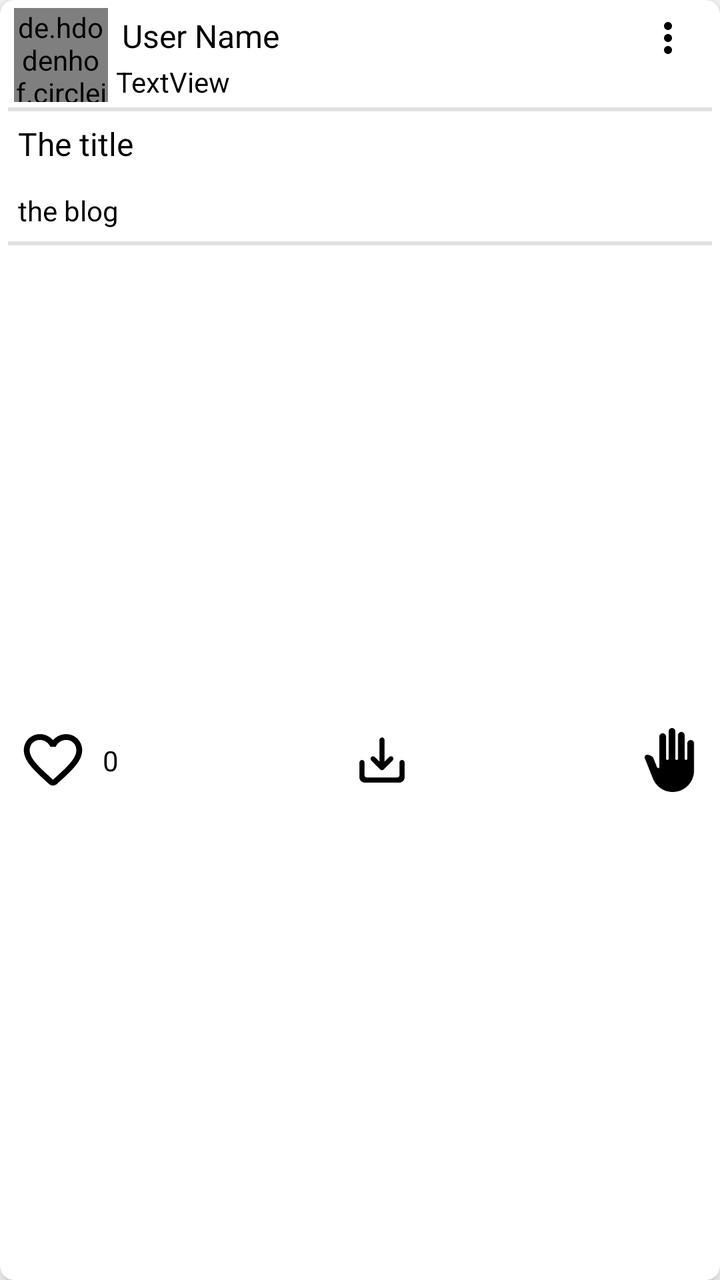
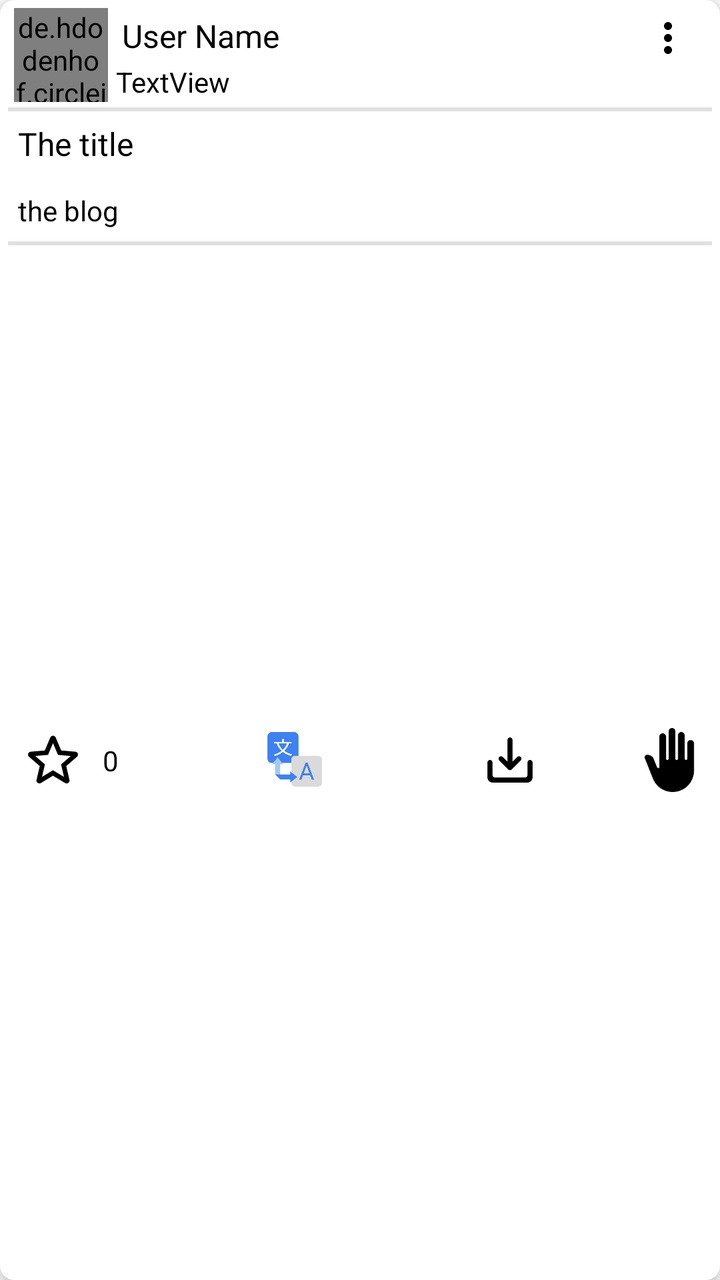

The first picture is an Android layout as it rendered before a commit; the second is the same layout after the commit. The layout source and the unified diff follow.
<!-- AndroidManifest.xml: application theme Theme.TheConsciousness -->
<!-- res/layout/blog_layout.xml -->
<?xml version="1.0" encoding="utf-8"?>
<androidx.cardview.widget.CardView xmlns:android="http://schemas.android.com/apk/res/android"
    xmlns:app="http://schemas.android.com/apk/res-auto"
    xmlns:tools="http://schemas.android.com/tools"
    android:layout_width="match_parent"
    android:padding="5dp"
    app:cardCornerRadius="7dp"
    app:cardElevation="6dp"
    android:layout_margin="3dp"
    android:layout_height="wrap_content">
<androidx.constraintlayout.widget.ConstraintLayout
    android:layout_width="match_parent"
    android:layout_height="match_parent">

    <androidx.constraintlayout.widget.ConstraintLayout
        android:id="@+id/profileCon"
        android:layout_width="match_parent"
        android:layout_height="wrap_content"
        android:layout_marginStart="4dp"
        android:layout_marginTop="4dp"
        android:layout_marginEnd="4dp"
        app:layout_constraintEnd_toEndOf="parent"
        app:layout_constraintStart_toStartOf="parent"
        app:layout_constraintTop_toTopOf="parent">

        <de.hdodenhof.circleimageview.CircleImageView
            android:id="@+id/userProfile"
            android:layout_width="47dp"
            android:layout_height="47dp"
            android:layout_marginStart="3dp"
            android:src="@drawable/profile"
            app:layout_constraintBottom_toBottomOf="parent"
            app:layout_constraintStart_toStartOf="parent"
            app:layout_constraintTop_toTopOf="parent"
            app:layout_constraintVertical_bias="0.6" />

        <TextView
            android:id="@+id/userName"
            android:layout_width="0dp"
            android:layout_height="wrap_content"
            android:layout_marginStart="4dp"
            android:layout_marginTop="3dp"
            android:paddingStart="3dp"
            android:paddingEnd="3dp"
            android:text="User Name "
            android:layout_marginEnd="5dp"
            android:textColor="@color/black"
            android:textSize="16sp"
            app:layout_constraintEnd_toStartOf="@+id/blogAbout"
            app:layout_constraintStart_toEndOf="@+id/userProfile"
            app:layout_constraintTop_toTopOf="parent" />

        <TextView
            android:id="@+id/status"
            android:layout_width="wrap_content"
            android:layout_height="wrap_content"
            android:layout_marginStart="4dp"
            android:layout_marginTop="2dp"
            android:text="TextView"
            android:textColor="@color/black"
            app:layout_constraintBottom_toBottomOf="parent"
            app:layout_constraintStart_toEndOf="@+id/userProfile"
            app:layout_constraintTop_toBottomOf="@+id/userName" />

        <TextView
            android:id="@+id/refarence"
            android:layout_width="0dp"
            android:layout_height="wrap_content"
            android:layout_marginStart="5dp"
            android:layout_marginTop="5dp"
            android:layout_marginEnd="10dp"
            android:gravity="end"
            android:visibility="gone"
            android:layout_marginBottom="5dp"
            android:paddingStart="5dp"
            android:paddingEnd="5dp"
            android:text="Refarance"
            android:textColor="@color/teal_200"
            android:textSize="14sp"
            android:textStyle="bold"
            app:layout_constraintBottom_toBottomOf="parent"
            app:layout_constraintEnd_toEndOf="parent"
            app:layout_constraintStart_toEndOf="@+id/status"
            app:layout_constraintTop_toBottomOf="@+id/userName" />

        <ImageView
            android:id="@+id/blogAbout"
            android:layout_width="wrap_content"
            android:layout_height="wrap_content"
            android:layout_marginEnd="10dp"
            app:layout_constraintEnd_toEndOf="parent"
            app:layout_constraintTop_toTopOf="@+id/userName"
            app:srcCompat="@drawable/baseline_more_vert_24" />

    </androidx.constraintlayout.widget.ConstraintLayout>

    <View
        android:layout_width="match_parent"
        android:layout_height="2dp"
        android:layout_marginTop="2dp"
        android:background="@color/gray"
        android:layout_marginStart="4dp"
        android:layout_marginEnd="4dp"
        app:layout_constraintBottom_toTopOf="@+id/tvTitle"
        app:layout_constraintEnd_toEndOf="parent"
        app:layout_constraintStart_toStartOf="parent"
        app:layout_constraintTop_toBottomOf="@+id/profileCon" />

    <TextView
        android:id="@+id/tvTitle"
        android:layout_width="0dp"
        android:layout_height="wrap_content"
        android:layout_marginStart="4dp"
        android:layout_marginTop="5dp"
        android:layout_marginEnd="4dp"
        android:padding="5dp"
        android:paddingStart="4dp"
        android:text="The title"
        android:textSize="16sp"
        android:textColor="@color/black"
        app:layout_constraintEnd_toEndOf="parent"
        app:layout_constraintStart_toStartOf="parent"
        app:layout_constraintTop_toBottomOf="@+id/profileCon" />


    <TextView
        android:id="@+id/blogtv"
        android:layout_width="0dp"
        android:layout_height="wrap_content"
        android:layout_marginStart="4dp"
        android:layout_marginTop="3dp"
        android:layout_marginEnd="4dp"
        android:paddingBottom="5dp"
        android:maxLines="20"
        android:text="the blog"
        android:padding="5dp"
        android:textColor="@color/black"
        app:layout_constraintEnd_toEndOf="parent"
        app:layout_constraintStart_toStartOf="parent"
        app:layout_constraintTop_toBottomOf="@+id/tvTitle" />

    <View
        android:layout_width="match_parent"
        android:layout_height="2dp"
        android:layout_marginStart="4dp"
        android:layout_marginTop="1dp"
        android:layout_marginEnd="4dp"
        android:background="@color/gray"
        app:layout_constraintEnd_toEndOf="parent"
        app:layout_constraintHorizontal_bias="1.0"
        app:layout_constraintStart_toStartOf="parent"
        app:layout_constraintTop_toBottomOf="@+id/blogtv" />

    <androidx.constraintlayout.widget.ConstraintLayout
        android:layout_width="0dp"
        android:layout_height="40dp"
        android:layout_marginStart="4dp"
        android:layout_marginTop="4dp"
        android:layout_marginEnd="4dp"
        android:layout_marginBottom="4dp"
        app:layout_constraintBottom_toBottomOf="parent"
        app:layout_constraintEnd_toEndOf="parent"
        app:layout_constraintStart_toStartOf="parent"
        app:layout_constraintTop_toBottomOf="@+id/blogtv">


        <ImageView
            android:id="@+id/icStar"
            android:layout_width="35dp"
            android:layout_height="35dp"
            android:layout_marginStart="5dp"
            android:src="@drawable/round_favorite_border_24"
            app:layout_constraintBottom_toBottomOf="parent"
            app:layout_constraintStart_toStartOf="parent"
            app:layout_constraintTop_toTopOf="parent" />

        <TextView
            android:id="@+id/starCount"
            android:layout_width="wrap_content"
            android:layout_height="wrap_content"
            android:layout_marginStart="4dp"
            android:text=" 0 "
            android:textColor="@color/black"
            android:textSize="14sp"
            app:layout_constraintBottom_toBottomOf="@+id/icStar"
            app:layout_constraintStart_toEndOf="@+id/icStar"
            app:layout_constraintTop_toTopOf="@+id/icStar" />

        <ImageView
            android:id="@+id/reply"
            android:layout_width="32dp"
            android:layout_height="32dp"
            android:layout_marginEnd="5dp"
            android:src="@drawable/round_back_hand_24"
            app:layout_constraintBottom_toBottomOf="parent"
            app:layout_constraintEnd_toEndOf="parent"
            app:layout_constraintTop_toTopOf="parent" />

        <ImageView
            android:id="@+id/saveBtn"
            android:layout_width="30dp"
            android:layout_height="30dp"
            app:layout_constraintBottom_toBottomOf="parent"
            app:layout_constraintEnd_toStartOf="@+id/reply"
            app:layout_constraintStart_toEndOf="@+id/starCount"
            app:layout_constraintTop_toTopOf="parent"
            app:srcCompat="@drawable/round_save_alt_24" />

    </androidx.constraintlayout.widget.ConstraintLayout>


</androidx.constraintlayout.widget.ConstraintLayout>

</androidx.cardview.widget.CardView>
<!-- resources referenced by this layout -->
<resources>
  <color name="black">#FF000000</color>
  <color name="gray">#E0E0E0</color>
  <color name="teal_200">#FF03DAC5</color>
  <!-- drawable baseline_more_vert_24 (drawable) -->
  <vector android:height="24dp" android:tint="#000000"
      android:viewportHeight="24" android:viewportWidth="24"
      android:width="24dp" xmlns:android="http://schemas.android.com/apk/res/android">
      <path android:fillColor="@android:color/white" android:pathData="M12,8c1.1,0 2,-0.9 2,-2s-0.9,-2 -2,-2 -2,0.9 -2,2 0.9,2 2,2zM12,10c-1.1,0 -2,0.9 -2,2s0.9,2 2,2 2,-0.9 2,-2 -0.9,-2 -2,-2zM12,16c-1.1,0 -2,0.9 -2,2s0.9,2 2,2 2,-0.9 2,-2 -0.9,-2 -2,-2z"/>
  </vector>
  <!-- drawable profile: png bitmap (drawable, 6298 bytes) -->
  <!-- drawable round_back_hand_24 (drawable) -->
  <vector android:height="24dp" android:tint="#000000"
      android:viewportHeight="24" android:viewportWidth="24"
      android:width="24dp" xmlns:android="http://schemas.android.com/apk/res/android">
      <path android:fillColor="@android:color/white" android:pathData="M21,16c0,4.42 -3.58,8 -8,8c-3.26,0 -6.19,-1.99 -7.4,-5.02l-3.03,-7.61C2.26,10.58 3,9.79 3.81,10.05l0.79,0.26c0.56,0.18 1.02,0.61 1.24,1.16l1.28,3.21C7.2,14.88 7.38,15 7.58,15H8V3.25C8,2.56 8.56,2 9.25,2s1.25,0.56 1.25,1.25v8.25c0,0.28 0.22,0.5 0.5,0.5l0,0c0.28,0 0.5,-0.22 0.5,-0.5V1.25C11.5,0.56 12.06,0 12.75,0S14,0.56 14,1.25V11.5c0,0.28 0.22,0.5 0.5,0.5l0,0c0.28,0 0.5,-0.22 0.5,-0.5V2.75c0,-0.69 0.56,-1.25 1.25,-1.25c0.69,0 1.25,0.56 1.25,1.25v8.75c0,0.28 0.22,0.5 0.5,0.5l0,0c0.28,0 0.5,-0.22 0.5,-0.5V5.75c0,-0.69 0.56,-1.25 1.25,-1.25S21,5.06 21,5.75V16z"/>
  </vector>
  <!-- drawable round_favorite_border_24 (drawable) -->
  <vector android:height="24dp" android:tint="#000000"
      android:viewportHeight="24" android:viewportWidth="24"
      android:width="24dp" xmlns:android="http://schemas.android.com/apk/res/android">
      <path android:fillColor="@android:color/white" android:pathData="M19.66,3.99c-2.64,-1.8 -5.9,-0.96 -7.66,1.1 -1.76,-2.06 -5.02,-2.91 -7.66,-1.1 -1.4,0.96 -2.28,2.58 -2.34,4.29 -0.14,3.88 3.3,6.99 8.55,11.76l0.1,0.09c0.76,0.69 1.93,0.69 2.69,-0.01l0.11,-0.1c5.25,-4.76 8.68,-7.87 8.55,-11.75 -0.06,-1.7 -0.94,-3.32 -2.34,-4.28zM12.1,18.55l-0.1,0.1 -0.1,-0.1C7.14,14.24 4,11.39 4,8.5 4,6.5 5.5,5 7.5,5c1.54,0 3.04,0.99 3.57,2.36h1.87C13.46,5.99 14.96,5 16.5,5c2,0 3.5,1.5 3.5,3.5 0,2.89 -3.14,5.74 -7.9,10.05z"/>
  </vector>
  <!-- drawable round_save_alt_24 (drawable) -->
  <vector android:height="24dp" android:tint="#000000"
      android:viewportHeight="24" android:viewportWidth="24"
      android:width="24dp" xmlns:android="http://schemas.android.com/apk/res/android">
      <path android:fillColor="@android:color/white" android:pathData="M19,13v5c0,0.55 -0.45,1 -1,1L6,19c-0.55,0 -1,-0.45 -1,-1v-5c0,-0.55 -0.45,-1 -1,-1s-1,0.45 -1,1v6c0,1.1 0.9,2 2,2h14c1.1,0 2,-0.9 2,-2v-6c0,-0.55 -0.45,-1 -1,-1s-1,0.45 -1,1zM13,12.67l1.88,-1.88c0.39,-0.39 1.02,-0.39 1.41,0 0.39,0.39 0.39,1.02 0,1.41l-3.59,3.59c-0.39,0.39 -1.02,0.39 -1.41,0L7.7,12.2c-0.39,-0.39 -0.39,-1.02 0,-1.41 0.39,-0.39 1.02,-0.39 1.41,0L11,12.67L11,4c0,-0.55 0.45,-1 1,-1s1,0.45 1,1v8.67z"/>
  </vector>
  <style name="Theme.TheConsciousness" parent="Theme.MaterialComponents.Light.NoActionBar">
          
          <item name="colorPrimary">@color/purple_500</item>
          <item name="colorPrimaryVariant">@color/mainBack</item>
          <item name="colorOnPrimary">@color/white</item>
          
          <item name="colorSecondary">@color/teal_200</item>
          <item name="colorSecondaryVariant">@color/teal_700</item>
          <item name="colorOnSecondary">@color/black</item>
          
  
          <item name="android:statusBarColor">?attr/colorPrimaryVariant</item>
          
      </style>
  <color name="purple_500">#FF6200EE</color>
  <color name="mainBack">#6FAAEC</color>
  <color name="white">#FFFFFFFF</color>
  <color name="teal_700">#FF018786</color>
</resources>

<!-- the commit's change to res/layout/blog_layout.xml (unified diff, before → after) -->
@@ -8,207 +8,237 @@
     app:cardElevation="6dp"
     android:layout_margin="3dp"
     android:layout_height="wrap_content">
-<androidx.constraintlayout.widget.ConstraintLayout
-    android:layout_width="match_parent"
-    android:layout_height="match_parent">
 
     <androidx.constraintlayout.widget.ConstraintLayout
-        android:id="@+id/profileCon"
         android:layout_width="match_parent"
-        android:layout_height="wrap_content"
-        android:layout_marginStart="4dp"
-        android:layout_marginTop="4dp"
-        android:layout_marginEnd="4dp"
-        app:layout_constraintEnd_toEndOf="parent"
-        app:layout_constraintStart_toStartOf="parent"
-        app:layout_constraintTop_toTopOf="parent">
-
-        <de.hdodenhof.circleimageview.CircleImageView
-            android:id="@+id/userProfile"
-            android:layout_width="47dp"
-            android:layout_height="47dp"
-            android:layout_marginStart="3dp"
-            android:src="@drawable/profile"
-            app:layout_constraintBottom_toBottomOf="parent"
-            app:layout_constraintStart_toStartOf="parent"
-            app:layout_constraintTop_toTopOf="parent"
-            app:layout_constraintVertical_bias="0.6" />
+        android:layout_height="match_parent">
+
+        <androidx.constraintlayout.widget.ConstraintLayout
+            android:id="@+id/profileCon"
+            android:layout_width="match_parent"
+            android:layout_height="wrap_content"
+            android:layout_marginStart="4dp"
+            android:layout_marginTop="4dp"
+            android:layout_marginEnd="4dp"
+            app:layout_constraintEnd_toEndOf="parent"
+            app:layout_constraintStart_toStartOf="parent"
+            app:layout_constraintTop_toTopOf="parent">
+
+            <de.hdodenhof.circleimageview.CircleImageView
+                android:id="@+id/userProfile"
+                android:layout_width="47dp"
+                android:layout_height="47dp"
+                android:layout_marginStart="3dp"
+                android:src="@drawable/profile"
+                app:layout_constraintBottom_toBottomOf="parent"
+                app:layout_constraintStart_toStartOf="parent"
+                app:layout_constraintTop_toTopOf="parent"
+                app:layout_constraintVertical_bias="0.6" />
+
+            <TextView
+                android:id="@+id/userName"
+                android:layout_width="0dp"
+                android:layout_height="wrap_content"
+                android:layout_marginStart="4dp"
+                android:layout_marginTop="3dp"
+                android:layout_marginEnd="5dp"
+                android:paddingStart="3dp"
+                android:paddingEnd="3dp"
+                android:text="User Name "
+                android:textColor="@color/black"
+                android:textSize="16sp"
+                app:layout_constraintEnd_toStartOf="@+id/blogAbout"
+                app:layout_constraintStart_toEndOf="@+id/userProfile"
+                app:layout_constraintTop_toTopOf="parent" />
+
+            <TextView
+                android:id="@+id/status"
+                android:layout_width="wrap_content"
+                android:layout_height="wrap_content"
+                android:layout_marginStart="4dp"
+                android:layout_marginTop="2dp"
+                android:text="TextView"
+                android:textColor="@color/black"
+                app:layout_constraintBottom_toBottomOf="parent"
+                app:layout_constraintStart_toEndOf="@+id/userProfile"
+                app:layout_constraintTop_toBottomOf="@+id/userName" />
+
+            <TextView
+                android:id="@+id/refarence"
+                android:layout_width="0dp"
+                android:layout_height="wrap_content"
+                android:layout_marginStart="5dp"
+                android:layout_marginTop="5dp"
+                android:layout_marginEnd="10dp"
+                android:layout_marginBottom="5dp"
+                android:gravity="end"
+                android:paddingStart="5dp"
+                android:paddingEnd="5dp"
+                android:text="Refarance"
+                android:textColor="@color/teal_200"
+                android:textSize="14sp"
+                android:textStyle="bold"
+                android:visibility="gone"
+                app:layout_constraintBottom_toBottomOf="parent"
+                app:layout_constraintEnd_toEndOf="parent"
+                app:layout_constraintStart_toEndOf="@+id/status"
+                app:layout_constraintTop_toBottomOf="@+id/userName" />
+
+            <ImageView
+                android:id="@+id/blogAbout"
+                android:layout_width="wrap_content"
+                android:layout_height="wrap_content"
+                android:layout_marginEnd="10dp"
+                app:layout_constraintEnd_toEndOf="parent"
+                app:layout_constraintTop_toTopOf="@+id/userName"
+                app:srcCompat="@drawable/baseline_more_vert_24" />
+
+        </androidx.constraintlayout.widget.ConstraintLayout>
+
+        <View
+            android:layout_width="match_parent"
+            android:layout_height="2dp"
+            android:layout_marginStart="4dp"
+            android:layout_marginTop="2dp"
+            android:layout_marginEnd="4dp"
+            android:background="@color/gray"
+            app:layout_constraintBottom_toTopOf="@+id/tvTitle"
+            app:layout_constraintEnd_toEndOf="parent"
+            app:layout_constraintStart_toStartOf="parent"
+            app:layout_constraintTop_toBottomOf="@+id/profileCon" />
 
         <TextView
-            android:id="@+id/userName"
+            android:id="@+id/tvTitle"
             android:layout_width="0dp"
             android:layout_height="wrap_content"
             android:layout_marginStart="4dp"
-            android:layout_marginTop="3dp"
-            android:paddingStart="3dp"
-            android:paddingEnd="3dp"
-            android:text="User Name "
-            android:layout_marginEnd="5dp"
+            android:layout_marginTop="5dp"
+            android:layout_marginEnd="4dp"
+            android:padding="5dp"
+            android:paddingStart="4dp"
+            android:text="The title"
             android:textColor="@color/black"
             android:textSize="16sp"
-            app:layout_constraintEnd_toStartOf="@+id/blogAbout"
-            app:layout_constraintStart_toEndOf="@+id/userProfile"
-            app:layout_constraintTop_toTopOf="parent" />
+            app:layout_constraintEnd_toEndOf="parent"
+            app:layout_constraintStart_toStartOf="parent"
+            app:layout_constraintTop_toBottomOf="@+id/profileCon" />
+
 
         <TextView
-            android:id="@+id/status"
-            android:layout_width="wrap_content"
-            android:layout_height="wrap_content"
-            android:layout_marginStart="4dp"
-            android:layout_marginTop="2dp"
-            android:text="TextView"
-            android:textColor="@color/black"
-            app:layout_constraintBottom_toBottomOf="parent"
-            app:layout_constraintStart_toEndOf="@+id/userProfile"
-            app:layout_constraintTop_toBottomOf="@+id/userName" />
-
-        <TextView
-            android:id="@+id/refarence"
+            android:id="@+id/blogtv"
             android:layout_width="0dp"
             android:layout_height="wrap_content"
-            android:layout_marginStart="5dp"
-            android:layout_marginTop="5dp"
-            android:layout_marginEnd="10dp"
-            android:gravity="end"
-            android:visibility="gone"
-            android:layout_marginBottom="5dp"
-            android:paddingStart="5dp"
-            android:paddingEnd="5dp"
-            android:text="Refarance"
-            android:textColor="@color/teal_200"
-            android:textSize="14sp"
-            android:textStyle="bold"
+            android:layout_marginStart="4dp"
+            android:layout_marginTop="3dp"
+            android:layout_marginEnd="4dp"
+            android:maxLines="20"
+            android:padding="5dp"
+            android:paddingBottom="5dp"
+            android:text="the blog"
+            android:textColor="@color/black"
+            app:layout_constraintEnd_toEndOf="parent"
+            app:layout_constraintStart_toStartOf="parent"
+            app:layout_constraintTop_toBottomOf="@+id/tvTitle" />
+
+        <View
+            android:layout_width="match_parent"
+            android:layout_height="2dp"
+            android:layout_marginStart="4dp"
+            android:layout_marginTop="1dp"
+            android:layout_marginEnd="4dp"
+            android:background="@color/gray"
+            app:layout_constraintEnd_toEndOf="parent"
+            app:layout_constraintHorizontal_bias="1.0"
+            app:layout_constraintStart_toStartOf="parent"
+            app:layout_constraintTop_toBottomOf="@+id/blogtv" />
+
+        <androidx.constraintlayout.widget.ConstraintLayout
+            android:layout_width="0dp"
+            android:layout_height="40dp"
+            android:layout_marginStart="4dp"
+            android:layout_marginTop="4dp"
+            android:layout_marginEnd="4dp"
+            android:layout_marginBottom="4dp"
             app:layout_constraintBottom_toBottomOf="parent"
             app:layout_constraintEnd_toEndOf="parent"
-            app:layout_constraintStart_toEndOf="@+id/status"
-            app:layout_constraintTop_toBottomOf="@+id/userName" />
-
-        <ImageView
-            android:id="@+id/blogAbout"
-            android:layout_width="wrap_content"
-            android:layout_height="wrap_content"
-            android:layout_marginEnd="10dp"
-            app:layout_constraintEnd_toEndOf="parent"
-            app:layout_constraintTop_toTopOf="@+id/userName"
-            app:srcCompat="@drawable/baseline_more_vert_24" />
+            app:layout_constraintStart_toStartOf="parent"
+            app:layout_constraintTop_toBottomOf="@+id/blogtv">
+
+
+            <ImageView
+                android:id="@+id/icStar"
+                android:layout_width="35dp"
+                android:layout_height="35dp"
+                android:layout_marginStart="5dp"
+                android:src="@drawable/round_star_border_24"
+                app:layout_constraintBottom_toBottomOf="parent"
+                app:layout_constraintStart_toStartOf="parent"
+                app:layout_constraintTop_toTopOf="parent" />
+
+            <TextView
+                android:id="@+id/starCount"
+                android:layout_width="wrap_content"
+                android:layout_height="wrap_content"
+                android:layout_marginStart="4dp"
+                android:text=" 0 "
+                android:textColor="@color/black"
+                android:textSize="14sp"
+                app:layout_constraintBottom_toBottomOf="@+id/icStar"
+                app:layout_constraintStart_toEndOf="@+id/icStar"
+                app:layout_constraintTop_toTopOf="@+id/icStar" />
+
+            <ImageView
+                android:id="@+id/reply"
+                android:layout_width="32dp"
+                android:layout_height="32dp"
+                android:layout_marginEnd="5dp"
+                android:src="@drawable/round_back_hand_24"
+                app:layout_constraintBottom_toBottomOf="parent"
+                app:layout_constraintEnd_toEndOf="parent"
+                app:layout_constraintTop_toTopOf="parent" />
+
+
+            <ImageView
+                android:id="@+id/saveBtn"
+                android:layout_width="30dp"
+                android:layout_height="30dp"
+
+                app:layout_constraintBottom_toBottomOf="parent"
+                app:layout_constraintStart_toStartOf="@+id/guideline15"
+                app:layout_constraintTop_toTopOf="parent"
+                app:srcCompat="@drawable/round_save_alt_24" />
+
+            <ImageView
+                android:id="@+id/translateBlog"
+                android:layout_width="35dp"
+                android:layout_height="35dp"
+                app:layout_constraintBottom_toBottomOf="parent"
+                android:layout_marginStart="10dp"
+                app:layout_constraintStart_toStartOf="@+id/guideline14"
+                app:layout_constraintTop_toTopOf="parent"
+                app:srcCompat="@drawable/translate" />
+
+            <androidx.constraintlayout.widget.Guideline
+                android:id="@+id/guideline14"
+                android:layout_width="wrap_content"
+                android:layout_height="wrap_content"
+                android:orientation="vertical"
+                app:layout_constraintGuide_percent=".33" />
+
+            <androidx.constraintlayout.widget.Guideline
+                android:id="@+id/guideline15"
+                android:layout_width="wrap_content"
+                android:layout_height="wrap_content"
+                android:orientation="vertical"
+                app:layout_constraintGuide_percent=".67" />
+
+
+
+        </androidx.constraintlayout.widget.ConstraintLayout>
+
+
+
 
     </androidx.constraintlayout.widget.ConstraintLayout>
 
-    <View
-        android:layout_width="match_parent"
-        android:layout_height="2dp"
-        android:layout_marginTop="2dp"
-        android:background="@color/gray"
-        android:layout_marginStart="4dp"
-        android:layout_marginEnd="4dp"
-        app:layout_constraintBottom_toTopOf="@+id/tvTitle"
-        app:layout_constraintEnd_toEndOf="parent"
-        app:layout_constraintStart_toStartOf="parent"
-        app:layout_constraintTop_toBottomOf="@+id/profileCon" />
-
-    <TextView
-        android:id="@+id/tvTitle"
-        android:layout_width="0dp"
-        android:layout_height="wrap_content"
-        android:layout_marginStart="4dp"
-        android:layout_marginTop="5dp"
-        android:layout_marginEnd="4dp"
-        android:padding="5dp"
-        android:paddingStart="4dp"
-        android:text="The title"
-        android:textSize="16sp"
-        android:textColor="@color/black"
-        app:layout_constraintEnd_toEndOf="parent"
-        app:layout_constraintStart_toStartOf="parent"
-        app:layout_constraintTop_toBottomOf="@+id/profileCon" />
-
-
-    <TextView
-        android:id="@+id/blogtv"
-        android:layout_width="0dp"
-        android:layout_height="wrap_content"
-        android:layout_marginStart="4dp"
-        android:layout_marginTop="3dp"
-        android:layout_marginEnd="4dp"
-        android:paddingBottom="5dp"
-        android:maxLines="20"
-        android:text="the blog"
-        android:padding="5dp"
-        android:textColor="@color/black"
-        app:layout_constraintEnd_toEndOf="parent"
-        app:layout_constraintStart_toStartOf="parent"
-        app:layout_constraintTop_toBottomOf="@+id/tvTitle" />
-
-    <View
-        android:layout_width="match_parent"
-        android:layout_height="2dp"
-        android:layout_marginStart="4dp"
-        android:layout_marginTop="1dp"
-        android:layout_marginEnd="4dp"
-        android:background="@color/gray"
-        app:layout_constraintEnd_toEndOf="parent"
-        app:layout_constraintHorizontal_bias="1.0"
-        app:layout_constraintStart_toStartOf="parent"
-        app:layout_constraintTop_toBottomOf="@+id/blogtv" />
-
-    <androidx.constraintlayout.widget.ConstraintLayout
-        android:layout_width="0dp"
-        android:layout_height="40dp"
-        android:layout_marginStart="4dp"
-        android:layout_marginTop="4dp"
-        android:layout_marginEnd="4dp"
-        android:layout_marginBottom="4dp"
-        app:layout_constraintBottom_toBottomOf="parent"
-        app:layout_constraintEnd_toEndOf="parent"
-        app:layout_constraintStart_toStartOf="parent"
-        app:layout_constraintTop_toBottomOf="@+id/blogtv">
-
-
-        <ImageView
-            android:id="@+id/icStar"
-            android:layout_width="35dp"
-            android:layout_height="35dp"
-            android:layout_marginStart="5dp"
-            android:src="@drawable/round_favorite_border_24"
-            app:layout_constraintBottom_toBottomOf="parent"
-            app:layout_constraintStart_toStartOf="parent"
-            app:layout_constraintTop_toTopOf="parent" />
-
-        <TextView
-            android:id="@+id/starCount"
-            android:layout_width="wrap_content"
-            android:layout_height="wrap_content"
-            android:layout_marginStart="4dp"
-            android:text=" 0 "
-            android:textColor="@color/black"
-            android:textSize="14sp"
-            app:layout_constraintBottom_toBottomOf="@+id/icStar"
-            app:layout_constraintStart_toEndOf="@+id/icStar"
-            app:layout_constraintTop_toTopOf="@+id/icStar" />
-
-        <ImageView
-            android:id="@+id/reply"
-            android:layout_width="32dp"
-            android:layout_height="32dp"
-            android:layout_marginEnd="5dp"
-            android:src="@drawable/round_back_hand_24"
-            app:layout_constraintBottom_toBottomOf="parent"
-            app:layout_constraintEnd_toEndOf="parent"
-            app:layout_constraintTop_toTopOf="parent" />
-
-        <ImageView
-            android:id="@+id/saveBtn"
-            android:layout_width="30dp"
-            android:layout_height="30dp"
-            app:layout_constraintBottom_toBottomOf="parent"
-            app:layout_constraintEnd_toStartOf="@+id/reply"
-            app:layout_constraintStart_toEndOf="@+id/starCount"
-            app:layout_constraintTop_toTopOf="parent"
-            app:srcCompat="@drawable/round_save_alt_24" />
-
-    </androidx.constraintlayout.widget.ConstraintLayout>
-
-
-</androidx.constraintlayout.widget.ConstraintLayout>
-
 </androidx.cardview.widget.CardView>
<!-- resource entries referenced after the edit -->
@@ -16,18 +16,19 @@
       android:width="24dp" xmlns:android="http://schemas.android.com/apk/res/android">
       <path android:fillColor="@android:color/white" android:pathData="M21,16c0,4.42 -3.58,8 -8,8c-3.26,0 -6.19,-1.99 -7.4,-5.02l-3.03,-7.61C2.26,10.58 3,9.79 3.81,10.05l0.79,0.26c0.56,0.18 1.02,0.61 1.24,1.16l1.28,3.21C7.2,14.88 7.38,15 7.58,15H8V3.25C8,2.56 8.56,2 9.25,2s1.25,0.56 1.25,1.25v8.25c0,0.28 0.22,0.5 0.5,0.5l0,0c0.28,0 0.5,-0.22 0.5,-0.5V1.25C11.5,0.56 12.06,0 12.75,0S14,0.56 14,1.25V11.5c0,0.28 0.22,0.5 0.5,0.5l0,0c0.28,0 0.5,-0.22 0.5,-0.5V2.75c0,-0.69 0.56,-1.25 1.25,-1.25c0.69,0 1.25,0.56 1.25,1.25v8.75c0,0.28 0.22,0.5 0.5,0.5l0,0c0.28,0 0.5,-0.22 0.5,-0.5V5.75c0,-0.69 0.56,-1.25 1.25,-1.25S21,5.06 21,5.75V16z"/>
   </vector>
-  <!-- drawable round_favorite_border_24 (drawable) -->
-  <vector android:height="24dp" android:tint="#000000"
-      android:viewportHeight="24" android:viewportWidth="24"
-      android:width="24dp" xmlns:android="http://schemas.android.com/apk/res/android">
-      <path android:fillColor="@android:color/white" android:pathData="M19.66,3.99c-2.64,-1.8 -5.9,-0.96 -7.66,1.1 -1.76,-2.06 -5.02,-2.91 -7.66,-1.1 -1.4,0.96 -2.28,2.58 -2.34,4.29 -0.14,3.88 3.3,6.99 8.55,11.76l0.1,0.09c0.76,0.69 1.93,0.69 2.69,-0.01l0.11,-0.1c5.25,-4.76 8.68,-7.87 8.55,-11.75 -0.06,-1.7 -0.94,-3.32 -2.34,-4.28zM12.1,18.55l-0.1,0.1 -0.1,-0.1C7.14,14.24 4,11.39 4,8.5 4,6.5 5.5,5 7.5,5c1.54,0 3.04,0.99 3.57,2.36h1.87C13.46,5.99 14.96,5 16.5,5c2,0 3.5,1.5 3.5,3.5 0,2.89 -3.14,5.74 -7.9,10.05z"/>
-  </vector>
   <!-- drawable round_save_alt_24 (drawable) -->
   <vector android:height="24dp" android:tint="#000000"
       android:viewportHeight="24" android:viewportWidth="24"
       android:width="24dp" xmlns:android="http://schemas.android.com/apk/res/android">
       <path android:fillColor="@android:color/white" android:pathData="M19,13v5c0,0.55 -0.45,1 -1,1L6,19c-0.55,0 -1,-0.45 -1,-1v-5c0,-0.55 -0.45,-1 -1,-1s-1,0.45 -1,1v6c0,1.1 0.9,2 2,2h14c1.1,0 2,-0.9 2,-2v-6c0,-0.55 -0.45,-1 -1,-1s-1,0.45 -1,1zM13,12.67l1.88,-1.88c0.39,-0.39 1.02,-0.39 1.41,0 0.39,0.39 0.39,1.02 0,1.41l-3.59,3.59c-0.39,0.39 -1.02,0.39 -1.41,0L7.7,12.2c-0.39,-0.39 -0.39,-1.02 0,-1.41 0.39,-0.39 1.02,-0.39 1.41,0L11,12.67L11,4c0,-0.55 0.45,-1 1,-1s1,0.45 1,1v8.67z"/>
   </vector>
+  <!-- drawable round_star_border_24 (drawable) -->
+  <vector android:height="24dp" android:tint="#000000"
+      android:viewportHeight="24" android:viewportWidth="24"
+      android:width="24dp" xmlns:android="http://schemas.android.com/apk/res/android">
+      <path android:fillColor="@android:color/white" android:pathData="M19.65,9.04l-4.84,-0.42 -1.89,-4.45c-0.34,-0.81 -1.5,-0.81 -1.84,0L9.19,8.63l-4.83,0.41c-0.88,0.07 -1.24,1.17 -0.57,1.75l3.67,3.18 -1.1,4.72c-0.2,0.86 0.73,1.54 1.49,1.08l4.15,-2.5 4.15,2.51c0.76,0.46 1.69,-0.22 1.49,-1.08l-1.1,-4.73 3.67,-3.18c0.67,-0.58 0.32,-1.68 -0.56,-1.75zM12,15.4l-3.76,2.27 1,-4.28 -3.32,-2.88 4.38,-0.38L12,6.1l1.71,4.04 4.38,0.38 -3.32,2.88 1,4.28L12,15.4z"/>
+  </vector>
+  <!-- drawable translate: png bitmap (drawable, 9360 bytes) -->
   <style name="Theme.TheConsciousness" parent="Theme.MaterialComponents.Light.NoActionBar">
           
           <item name="colorPrimary">@color/purple_500</item>
